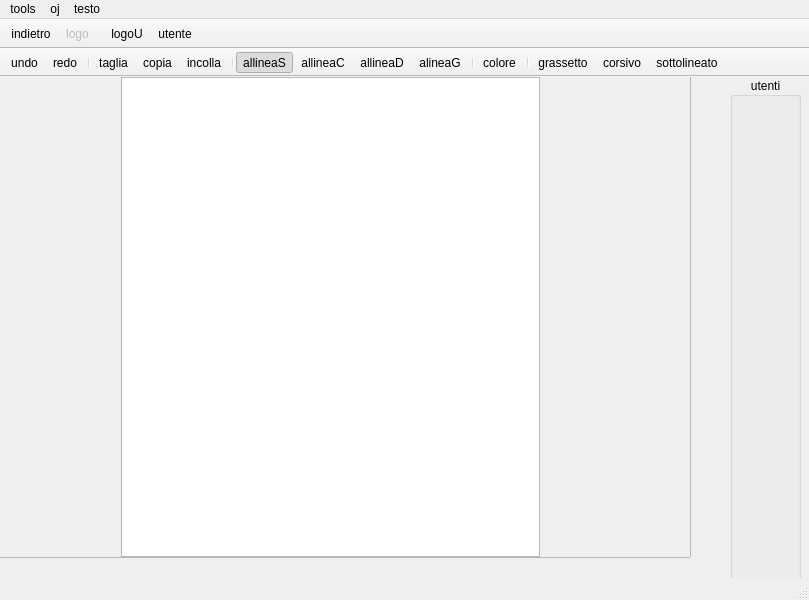
First picture: the form in Client/editor.ui, repository MarcoFlo/Google-Drive, before the edit.
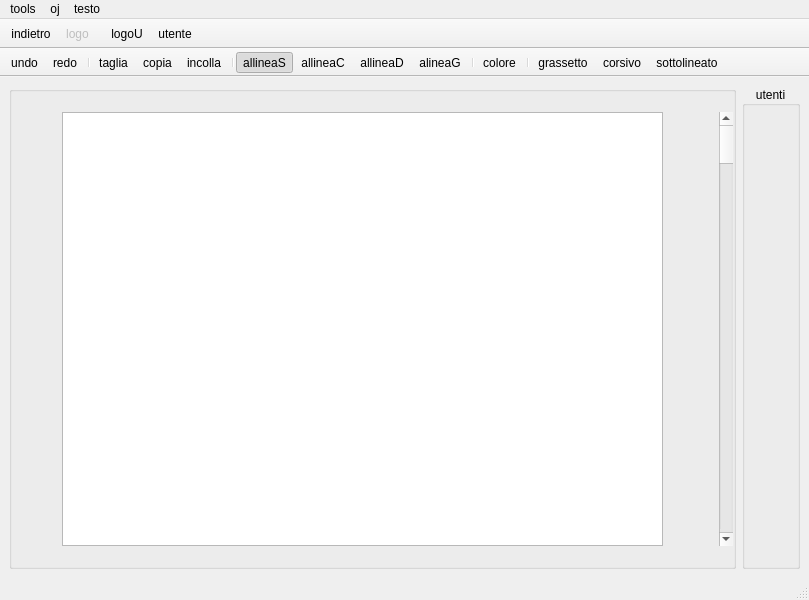
Second picture: the form after the edit. Icons and pictures are not drawn.

Commit message: aggiunto il cambio colore

What changed in the file:
```diff
--- a/Client/editor.ui
+++ b/Client/editor.ui
@@ -14,87 +14,24 @@
    <string>MainWindow</string>
   </property>
   <widget class="QWidget" name="centralwidget">
-   <widget class="QGroupBox" name="groupBox">
-    <property name="geometry">
-     <rect>
-      <x>730</x>
-      <y>0</y>
-      <width>71</width>
-      <height>511</height>
-     </rect>
-    </property>
-    <property name="title">
-     <string>utenti</string>
-    </property>
-    <property name="alignment">
-     <set>Qt::AlignCenter</set>
-    </property>
-    <property name="flat">
-     <bool>false</bool>
-    </property>
-    <layout class="QVBoxLayout" name="verticalLayout_2">
+   <layout class="QHBoxLayout" name="horizontalLayout">
      <item>
-      <layout class="QVBoxLayout" name="verticalLayout"/>
-     </item>
-    </layout>
-   </widget>
-   <widget class="QScrollArea" name="scrollArea">
-    <property name="geometry">
-     <rect>
-      <x>-30</x>
-      <y>-10</y>
-      <width>721</width>
-      <height>491</height>
-     </rect>
-    </property>
-    <property name="sizeIncrement">
-     <size>
-      <width>0</width>
-      <height>0</height>
-     </size>
-    </property>
-    <property name="lineWidth">
-     <number>7</number>
-    </property>
-    <property name="midLineWidth">
-     <number>0</number>
-    </property>
-    <property name="widgetResizable">
-     <bool>true</bool>
-    </property>
-    <property name="alignment">
-     <set>Qt::AlignCenter</set>
-    </property>
-    <widget class="QWidget" name="scrollAreaWidgetContents">
-     <property name="geometry">
-      <rect>
-       <x>0</x>
-       <y>0</y>
-       <width>719</width>
-       <height>489</height>
-      </rect>
-     </property>
-     <property name="sizePolicy">
-      <sizepolicy hsizetype="Preferred" vsizetype="Expanding">
-       <horstretch>0</horstretch>
-       <verstretch>50</verstretch>
-      </sizepolicy>
-     </property>
-     <property name="focusPolicy">
-      <enum>Qt::TabFocus</enum>
-     </property>
-     <layout class="QVBoxLayout" name="verticalLayout_3">
-      <property name="sizeConstraint">
-       <enum>QLayout::SetNoConstraint</enum>
-      </property>
+     <widget class="QGroupBox" name="groupBox_2">
+      <property name="title">
+       <string/>
+      </property>
+      <layout class="QHBoxLayout" name="horizontalLayout_2">
       <property name="leftMargin">
-       <number>150</number>
+        <number>50</number>
+       </property>
+       <property name="topMargin">
+        <number>20</number>
       </property>
       <property name="rightMargin">
-       <number>150</number>
+        <number>0</number>
       </property>
       <property name="bottomMargin">
-       <number>0</number>
+        <number>20</number>
       </property>
       <item>
        <widget class="QTextEdit" name="txt">
@@ -127,9 +64,54 @@
         </property>
        </widget>
       </item>
-     </layout>
-    </widget>
-   </widget>
+       <item>
+        <spacer name="horizontalSpacer">
+         <property name="orientation">
+          <enum>Qt::Horizontal</enum>
+         </property>
+         <property name="sizeType">
+          <enum>QSizePolicy::Fixed</enum>
+         </property>
+         <property name="sizeHint" stdset="0">
+          <size>
+           <width>50</width>
+           <height>20</height>
+          </size>
+         </property>
+        </spacer>
+       </item>
+       <item>
+        <widget class="QScrollBar" name="verticalScrollBar">
+         <property name="styleSheet">
+          <string notr="true"/>
+         </property>
+         <property name="orientation">
+          <enum>Qt::Vertical</enum>
+         </property>
+        </widget>
+       </item>
+      </layout>
+     </widget>
+    </item>
+    <item>
+     <widget class="QGroupBox" name="groupBox">
+      <property name="title">
+       <string>utenti</string>
+      </property>
+      <property name="alignment">
+       <set>Qt::AlignCenter</set>
+      </property>
+      <property name="flat">
+       <bool>false</bool>
+      </property>
+      <layout class="QVBoxLayout" name="verticalLayout_2">
+       <item>
+        <layout class="QVBoxLayout" name="verticalLayout"/>
+       </item>
+      </layout>
+     </widget>
+    </item>
+   </layout>
   </widget>
   <widget class="QMenuBar" name="menubar">
    <property name="geometry">
```
Left out of the diff: 2 changed lines with no effect on the pictures. Lines whose indentation alone changed are shown as unchanged. The commit also changes 2 other files.
